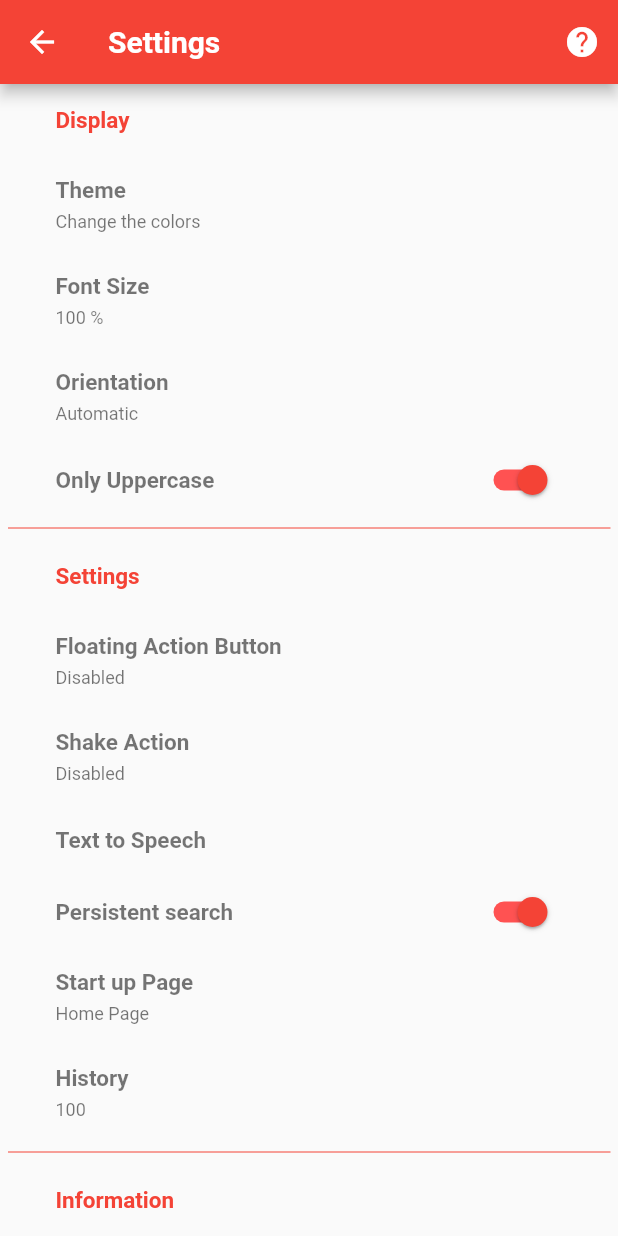
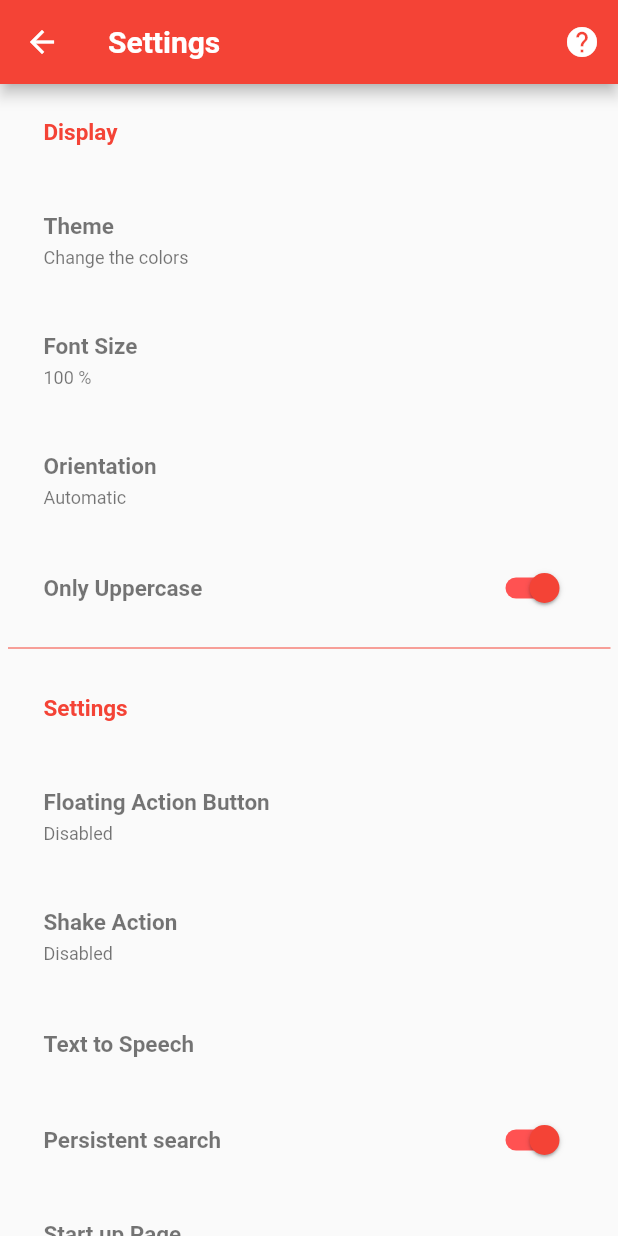
Before and after one commit to abdulfatahi-ishaq/dictionary-app, a Flutter app: the screen it shows after launch, in the side drawer, after a tap on "Settings", on a phone screen of 412 x 824 dp. Run offline on Flutter 3.47's test engine with Material 2 defaults, Android fonts, the phone set to English and light mode, and no system bars.

Commit message:
**Update

```diff
--- a/lib/components/reusables.dart
+++ b/lib/components/reusables.dart
@@ -8,7 +8,7 @@ class HomeMenu extends StatelessWidget {
 
   @override
   Widget build(BuildContext context) {
-    return FlatButton(
+    return TextButton(
       onPressed: onPressed,
       child: Row(
         children: <Widget>[
@@ -91,7 +91,7 @@ class SettingsList extends StatelessWidget {
   final bool isHeading;
   @override
   Widget build(BuildContext context) {
-    return FlatButton(
+    return TextButton(
       onPressed: onPressed,
       child: ListTile(
         // contentPadding: EdgeInsets.all(0),
--- a/lib/pages/help.dart
+++ b/lib/pages/help.dart
@@ -10,8 +10,8 @@ class _HelpState extends State<Help> {
   @override
   Widget build(BuildContext context) {
     return Scaffold(
-      backgroundColor: Colors.red,
       appBar: AppBar(
+        backgroundColor: Colors.red,
         leading: IconButton(
           icon: Icon(Icons.arrow_back),
           onPressed: () {},
@@ -27,6 +27,7 @@ class _HelpState extends State<Help> {
           )
         ],
       ),
+      body: ListView(),
     );
   }
 }
```
